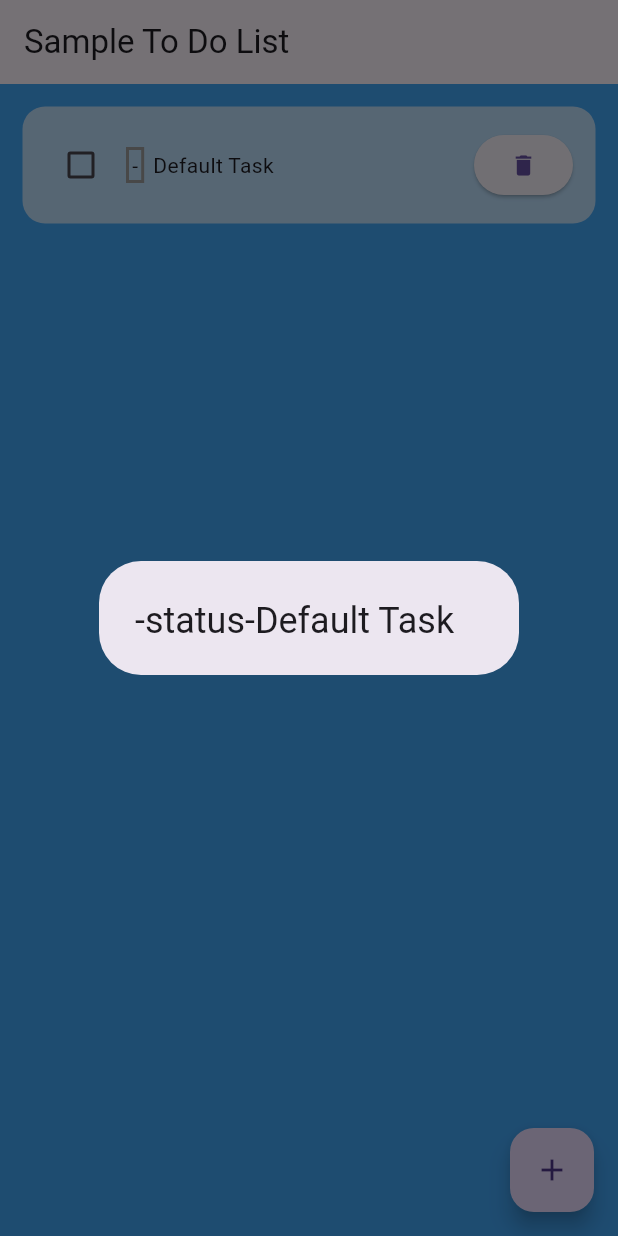
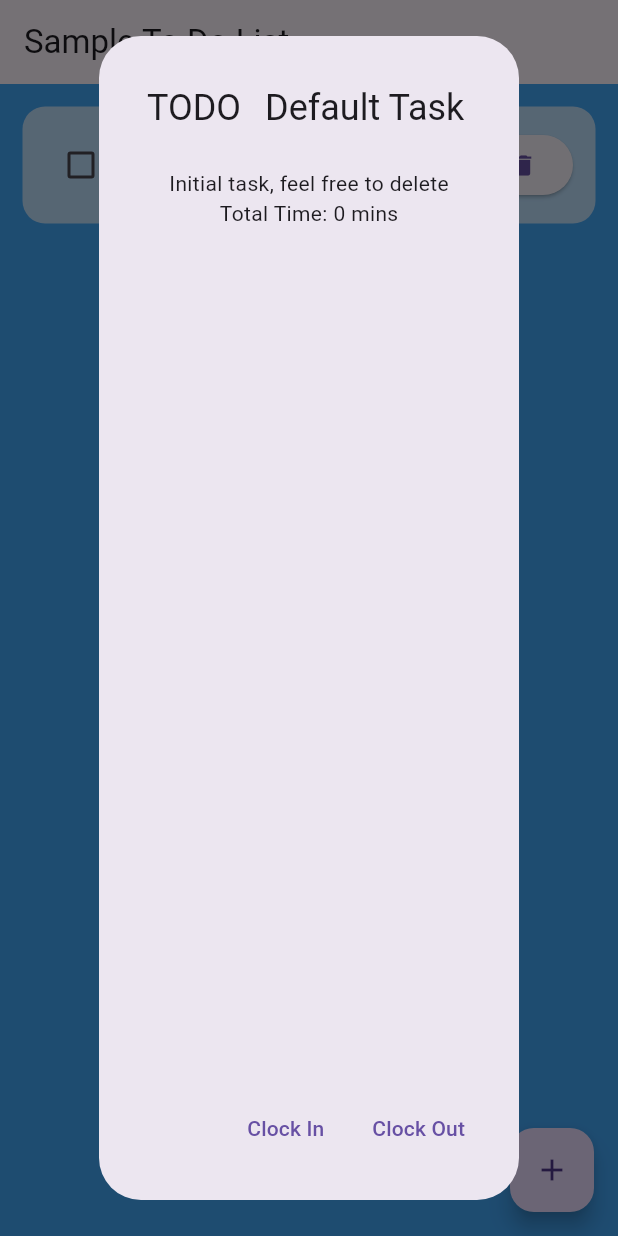
Before and after one commit to nanamid/CS425_Team45, a Flutter app: the screen it shows after launch, after a tap on an icon or button, on a phone screen of 412 x 824 dp. Run offline on Flutter 3.47's test engine with Material 3 defaults, Android fonts, the phone set to English and light mode, and no system bars; drawn by our look-alikes of flutter_slidable; our stand-ins replace hive, hive_flutter; accounts and stored records are empty.

Commit message:
Make task status printable as string, add initial timeclock UI

```diff
--- a/Basic_Flutter_App/flutter_walkthrough_app/lib/data/database.dart
+++ b/Basic_Flutter_App/flutter_walkthrough_app/lib/data/database.dart
@@ -17,7 +17,7 @@ class TodoDatabase {
     (listOfTaskLists[0] as TaskList).list.add(Task(
           taskID: 0,
           taskName: "Default Task",
-          taskStatus: TaskStatus.TODO,
+          taskStatus: TaskStatus.TODO(),
           taskDescription: "Initial task, feel free to delete",
         ));
     print("Created initial tasklist database");
--- a/Basic_Flutter_App/flutter_walkthrough_app/lib/data/tasklist_classes.dart
+++ b/Basic_Flutter_App/flutter_walkthrough_app/lib/data/tasklist_classes.dart
@@ -15,13 +15,27 @@ class TaskList {
   });
 }
 
+// enum TaskStatus {
+//   @HiveField(0)
+//   TODO,
+
+//   @HiveField(1)
+//   DONE,
+// }
+
 @HiveType(typeId: 1)
-enum TaskStatus {
+class TaskStatus {
   @HiveField(0)
-  TODO,
+  final String _status;
+  TaskStatus() : _status = "-"; // no status
+  TaskStatus.TODO() : _status = "TODO";
+  TaskStatus.DONE() : _status = "DONE";
+  TaskStatus.WAIT() : _status = "WAIT";
 
-  @HiveField(1)
-  DONE,
+  @override
+  String toString() {
+    return _status;
+  }
 }
 
 @HiveType(typeId: 2)
@@ -50,6 +64,7 @@ class Task {
 
   @HiveField(7)
   int totalTime_minutes = 0; // 0
+  int totalTime_secs = 0; // for testing
 
   void clockIn() {
     assert(_clockList.isEmpty ||
@@ -63,8 +78,9 @@ class Task {
     assert(_clockList.last[1] == null);
     _clockList.last[1] = DateTime.now();
     print("Clocked out at ${_clockList.last[1]}");
-    totalTime_minutes += (_clockList.last[1]!.difference(_clockList.last[0]!)).inMinutes;
-    print("totalTime = $totalTime_minutes");
+    totalTime_minutes += (_clockList.last[1]!.difference(_clockList.last[0]!)).inSeconds; // TODO change this back to minutes
+    totalTime_secs += (_clockList.last[1]!.difference(_clockList.last[0]!)).inSeconds;
+    print("totalTime = $totalTime_minutes ($totalTime_secs secs)");
   }
 
   Task({
--- a/Basic_Flutter_App/flutter_walkthrough_app/lib/pages/home_page.dart
+++ b/Basic_Flutter_App/flutter_walkthrough_app/lib/pages/home_page.dart
@@ -43,13 +43,13 @@ class _HomePageState extends State<HomePage> {
           db.listOfTaskLists[taskListIndex].list[index].taskStatus;
       if (prevState !=
           TaskStatus
-              .DONE) // Suppose we have other statuses, like TODO, WAIT, DONE, etc.
+              .DONE()) // Suppose we have other statuses, like TODO, WAIT, DONE, etc.
       {
         db.listOfTaskLists[taskListIndex].list[index].taskStatus =
-            TaskStatus.DONE;
+            TaskStatus.DONE();
       } else {
         db.listOfTaskLists[taskListIndex].list[index].taskStatus =
-            TaskStatus.TODO;
+            TaskStatus.TODO();
       }
     });
     db.updateDatabase();
@@ -61,7 +61,7 @@ class _HomePageState extends State<HomePage> {
       db.listOfTaskLists[taskListIndex].list.add(Task(
         taskID: 0,
         taskName: _controller.text,
-        taskStatus: TaskStatus.TODO,
+        taskStatus: TaskStatus.TODO(),
       ));
       //Clears the textbox for the next task
       _controller.clear();
@@ -84,10 +84,23 @@ class _HomePageState extends State<HomePage> {
     );
   }
 
-  //Delete a Task
   void deleteTask(int index) {
     setState(() {
       db.listOfTaskLists[taskListIndex].list.removeAt(index);
+    });
+    db.updateDatabase();
+  }
+
+  void clockIn(int index) {
+    setState(() {
+      (db.listOfTaskLists[taskListIndex] as TaskList).list[index].clockIn();
+    });
+    db.updateDatabase();
+  }
+
+  void clockOut(int index) {
+    setState(() {
+      (db.listOfTaskLists[taskListIndex] as TaskList).list[index].clockOut();
     });
     db.updateDatabase();
   }
@@ -100,11 +113,35 @@ class _HomePageState extends State<HomePage> {
             title: Row(
               children: [
                 // Text(db.listOfTaskLists[taskListIndex].list[index].taskStatus), // TODO make the enum printable
-                Text("-status-"),
-                Text(db.listOfTaskLists[taskListIndex].list[index].taskName),
+                Padding(
+                  padding: const EdgeInsets.all(8.0),
+                  child: Text(
+                      "${db.listOfTaskLists[taskListIndex].list[index].taskStatus}"),
+                ),
+                Padding(
+                  padding: const EdgeInsets.all(8.0),
+                  child: Text(
+                      db.listOfTaskLists[taskListIndex].list[index].taskName),
+                ),
               ],
             ),
-
+            content: Column(children: [
+              Text(db.listOfTaskLists[taskListIndex].list[index]
+                      .taskDescription ??
+                  "Description"),
+              Text(
+                  "Total Time: ${db.listOfTaskLists[taskListIndex].list[index].totalTime_minutes} mins"),
+            ]),
+            actions: [
+              TextButton(
+                onPressed: () => clockIn(index),
+                child: Text("Clock In"),
+              ),
+              TextButton(
+                onPressed: () => clockOut(index),
+                child: Text("Clock Out"),
+              ),
+            ],
           );
         });
   }
@@ -129,7 +166,7 @@ class _HomePageState extends State<HomePage> {
                 "NoName",
             taskCompleted:
                 db.listOfTaskLists[taskListIndex].list[index].taskStatus ==
-                        TaskStatus.DONE
+                        TaskStatus.DONE()
                     ? true
                     : false,
             onChanged: (value) => checkBoxChanged(value, index),
```
Also changed, not shown: Basic_Flutter_App/flutter_walkthrough_app/lib/data/tasklist_classes.g.dart.
